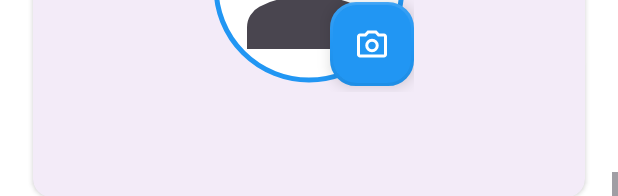
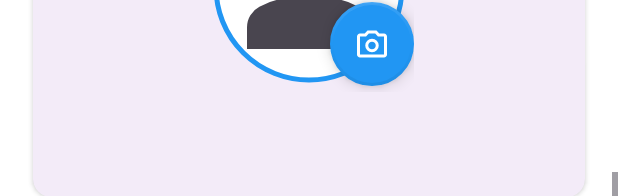
Before and after one commit to wybie18/sakay-link, an Android app built with Jetpack Compose: the layout fragment_passenger_profile.xml on its own in the app's theme, with its tools: preview values and no code run, scrolled down 133 dp, on a phone screen of 412 x 824 dp. Shown: the top 196 px of the screen. Run offline under Robolectric (Android 15) with nearby library versions, the phone set to English and light mode, and no system bars.

Commit message:
Created round shape overlay to make the camera button round

```diff
--- a/app/src/main/res/layout/fragment_driver_profile.xml
+++ b/app/src/main/res/layout/fragment_driver_profile.xml
@@ -55,6 +55,7 @@
                         android:layout_width="wrap_content"
                         android:layout_height="wrap_content"
                         android:src="@drawable/photo_camera_24px"
+                        app:shapeAppearanceOverlay="@style/ShapeAppearanceOverlay.Material3.Fab.Rounded"
                         app:fabSize="mini"
                         app:backgroundTint="@color/primary_color"
                         app:tint="@android:color/white"
--- a/app/src/main/res/layout/fragment_passenger_profile.xml
+++ b/app/src/main/res/layout/fragment_passenger_profile.xml
@@ -57,6 +57,7 @@
                         android:layout_marginBottom="4dp"
                         android:contentDescription="Open Camera"
                         android:src="@drawable/photo_camera_24px"
+                        app:shapeAppearanceOverlay="@style/ShapeAppearanceOverlay.Material3.Fab.Rounded"
                         app:backgroundTint="@color/primary_color"
                         app:borderWidth="2dp"
                         app:elevation="6dp"
--- a/app/src/main/res/values/styles.xml
+++ b/app/src/main/res/values/styles.xml
@@ -5,4 +5,9 @@
         <item name="cornerFamily">rounded</item>
         <item name="cornerSize">50%</item>
     </style>
+
+    <style name="ShapeAppearanceOverlay.Material3.Fab.Rounded" parent="">
+        <item name="cornerFamily">rounded</item>
+        <item name="cornerSize">50%</item>
+    </style>
 </resources>
```
